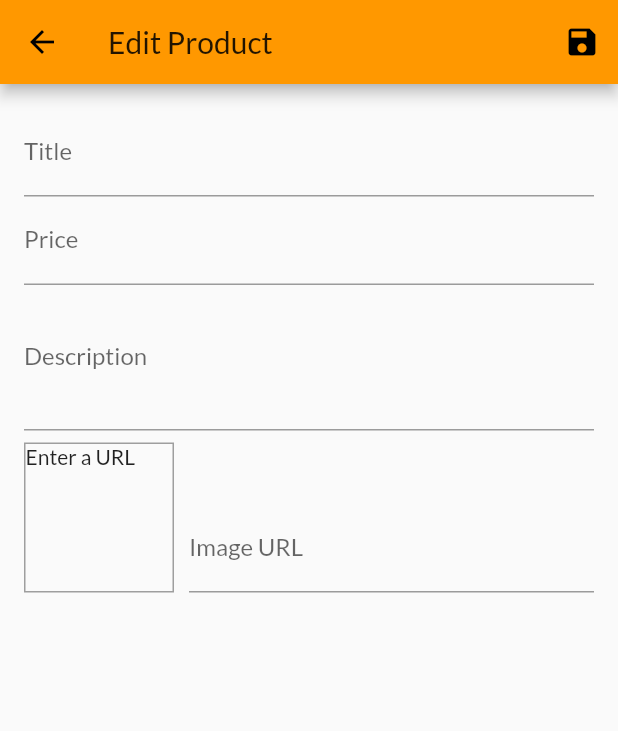
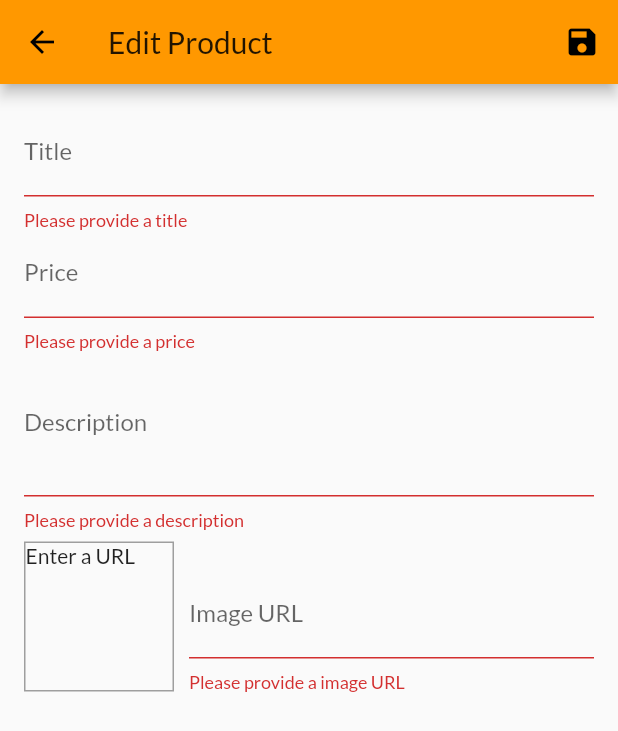
Before and after one commit to gouthamk-cryptichub/ShopMART_APP, a Flutter app: the EditProductScreen screen opened by its route, after a tap on the "save" icon, on a phone screen of 412 x 824 dp. Shown: the top 731 px of the screen. Run offline on Flutter 3.47's test engine with Material 2 defaults, Android fonts, the phone set to English and light mode, and no system bars; network calls fail.

Commit message:
able to add newproduct

```diff
--- a/lib/providers/products_provider.dart
+++ b/lib/providers/products_provider.dart
@@ -10,7 +10,7 @@ class Products with ChangeNotifier {
       description: 'A red shirt - it is pretty red!',
       price: 299.00,
       imageUrl:
-      'https://cdn.pixabay.com/photo/2016/10/02/22/17/red-t-shirt-1710578_1280.jpg',
+          'https://cdn.pixabay.com/photo/2016/10/02/22/17/red-t-shirt-1710578_1280.jpg',
     ),
     Product(
       id: 'p2',
@@ -18,7 +18,7 @@ class Products with ChangeNotifier {
       description: 'A nice pair of trousers.',
       price: 999.00,
       imageUrl:
-      'https://upload.wikimedia.org/wikipedia/commons/thumb/e/e8/Trousers%2C_dress_%28AM_1960.022-8%29.jpg/512px-Trousers%2C_dress_%28AM_1960.022-8%29.jpg',
+          'https://upload.wikimedia.org/wikipedia/commons/thumb/e/e8/Trousers%2C_dress_%28AM_1960.022-8%29.jpg/512px-Trousers%2C_dress_%28AM_1960.022-8%29.jpg',
     ),
     Product(
       id: 'p3',
@@ -26,7 +26,7 @@ class Products with ChangeNotifier {
       description: 'Warm and cozy - exactly what you need for the winter.',
       price: 450.00,
       imageUrl:
-      'https://live.staticflickr.com/4043/4438260868_cc79b3369d_z.jpg',
+          'https://live.staticflickr.com/4043/4438260868_cc79b3369d_z.jpg',
     ),
     Product(
       id: 'p4',
@@ -34,7 +34,7 @@ class Products with ChangeNotifier {
       description: 'Prepare any meal you want.',
       price: 350.00,
       imageUrl:
-      'https://upload.wikimedia.org/wikipedia/commons/thumb/1/14/Cast-Iron-Pan.jpg/1024px-Cast-Iron-Pan.jpg',
+          'https://upload.wikimedia.org/wikipedia/commons/thumb/1/14/Cast-Iron-Pan.jpg/1024px-Cast-Iron-Pan.jpg',
     ),
   ];
   // var _showFavOnly = false; //+++
@@ -46,13 +46,13 @@ class Products with ChangeNotifier {
     // }
     //+++
     return [..._items];
+  }
 
-  }
-  List<Product> get favItems{
+  List<Product> get favItems {
     return _items.where((prodItem) => prodItem.isFav).toList();
   }
 
-  Product findById (String id) {
+  Product findById(String id) {
     return _items.firstWhere((prod) => prod.id == id);
   }
 
@@ -67,8 +67,15 @@ class Products with ChangeNotifier {
   // }
   //+++
 
-  void addProducts() {
-    // _items.add(value);
+  void addProducts(Product prod) {
+    final newProduct = Product(
+        id: DateTime.now().toString(),
+        title: prod.title,
+        description: prod.description,
+        price: prod.price,
+        imageUrl: prod.imageUrl
+    );
+    _items.add(newProduct);
     notifyListeners();
   }
 }
--- a/lib/screens/edit_product_screen.dart
+++ b/lib/screens/edit_product_screen.dart
@@ -1,6 +1,9 @@
 import 'package:flutter/material.dart';
+import 'package:provider/provider.dart';
 
 import '../providers/product.dart';
+import '../providers/products_provider.dart';
+
 
 class EditProductScreen extends StatefulWidget {
   static const routeName = '/edit-product-screen';
@@ -38,16 +41,28 @@ class _EditProductScreenState extends State<EditProductScreen> {
 
   void _updateImageUrl() {
     if (!_imageUrlFocusNode.hasFocus) {
+      if ((!_imageUrlController.text.startsWith('http') &&
+              !_imageUrlController.text.startsWith('https')) ||
+          (!_imageUrlController.text.endsWith('.png') &&
+              !_imageUrlController.text.endsWith('.jpg') &&
+              !_imageUrlController.text.endsWith('.jpeg'))) {
+        return;
+      }
       setState(() {});
     }
   }
 
   void _saveForm() {
+    if (!_form.currentState.validate()) {
+      return;
+    }
     _form.currentState.save();
-    print(_editedProduct.title);
-    print(_editedProduct.description);
-    print(_editedProduct.price);
-    print(_editedProduct.imageUrl);
+    // print(_editedProduct.title);
+    // print(_editedProduct.description);
+    // print(_editedProduct.price);
+    // print(_editedProduct.imageUrl);
+    Provider.of<Products>(context, listen: false).addProducts(_editedProduct);
+    Navigator.of(context).pop();
   }
 
   @override
@@ -69,6 +84,12 @@ class _EditProductScreenState extends State<EditProductScreen> {
                 onFieldSubmitted: (_val) {
                   FocusScope.of(context).requestFocus(_priceFocusNode);
                 },
+                validator: (val) {
+                  if (val.isEmpty) {
+                    return 'Please provide a title';
+                  }
+                  return null;
+                },
                 onSaved: (value) {
                   _editedProduct = Product(
                     id: null,
@@ -87,6 +108,18 @@ class _EditProductScreenState extends State<EditProductScreen> {
                 onFieldSubmitted: (_val) {
                   FocusScope.of(context).requestFocus(_descriptionFocusNode);
                 },
+                validator: (val) {
+                  if (val.isEmpty) {
+                    return 'Please provide a price';
+                  }
+                  if (double.tryParse(val) == null) {
+                    return 'Please enter a valid price';
+                  }
+                  if (double.parse(val) <= 0.0) {
+                    return 'Please enter a price greater than zero';
+                  }
+                  return null;
+                },
                 onSaved: (value) {
                   _editedProduct = Product(
                     id: null,
@@ -102,6 +135,15 @@ class _EditProductScreenState extends State<EditProductScreen> {
                 maxLines: 3,
                 keyboardType: TextInputType.multiline,
                 focusNode: _descriptionFocusNode,
+                validator: (val) {
+                  if (val.isEmpty) {
+                    return 'Please provide a description';
+                  }
+                  if (val.length < 10) {
+                    return 'Description should be at lest 10 characters long';
+                  }
+                  return null;
+                },
                 onSaved: (value) {
                   _editedProduct = Product(
                     id: null,
@@ -140,6 +182,21 @@ class _EditProductScreenState extends State<EditProductScreen> {
                       onFieldSubmitted: (_) {
                         _saveForm();
                       },
+                      validator: (val) {
+                        if (val.isEmpty) {
+                          return 'Please provide a image URL';
+                        }
+                        if (!val.startsWith('http') &&
+                            !val.startsWith('https')) {
+                          return 'Please provide a valid URL';
+                        }
+                        if (!val.endsWith('.png') &&
+                            !val.endsWith('.jpg') &&
+                            !val.endsWith('.jpeg')) {
+                          return 'Please provide a valid image URL';
+                        }
+                        return null;
+                      },
                       onSaved: (value) {
                         _editedProduct = Product(
                           id: null,
```
